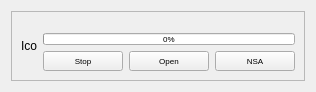
The window that ui/download/downloaditem.ui (bochi/kueue) describes before a commit, drawn with Qt 5.
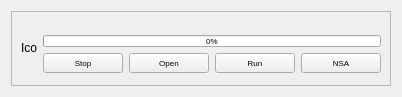
The same window after the commit. Custom widgets are drawn as their Qt base class.

The edit to the form file:
```diff
--- a/ui/download/downloaditem.ui
+++ b/ui/download/downloaditem.ui
@@ -6,8 +6,8 @@
    <rect>
     <x>0</x>
     <y>0</y>
-    <width>220</width>
-    <height>85</height>
+    <width>337</width>
+    <height>97</height>
    </rect>
   </property>
   <layout class="QGridLayout" name="gridLayout_3">
@@ -137,6 +137,24 @@
             </property>
            </widget>
           </item>
+          <item>
+           <widget class="QPushButton" name="runButton">
+            <property name="maximumSize">
+             <size>
+              <width>16777215</width>
+              <height>20</height>
+             </size>
+            </property>
+            <property name="font">
+             <font>
+              <pointsize>6</pointsize>
+             </font>
+            </property>
+            <property name="text">
+             <string>Run</string>
+            </property>
+           </widget>
+          </item>
           <item>
            <widget class="QPushButton" name="nsaButton">
             <property name="maximumSize">
```
